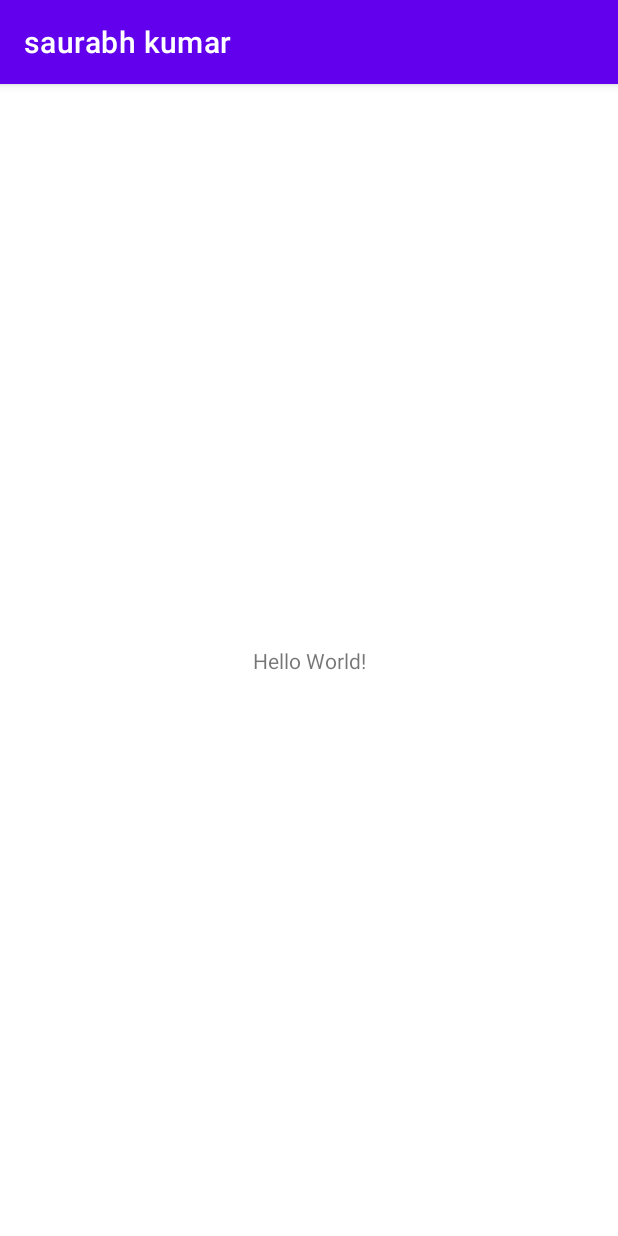
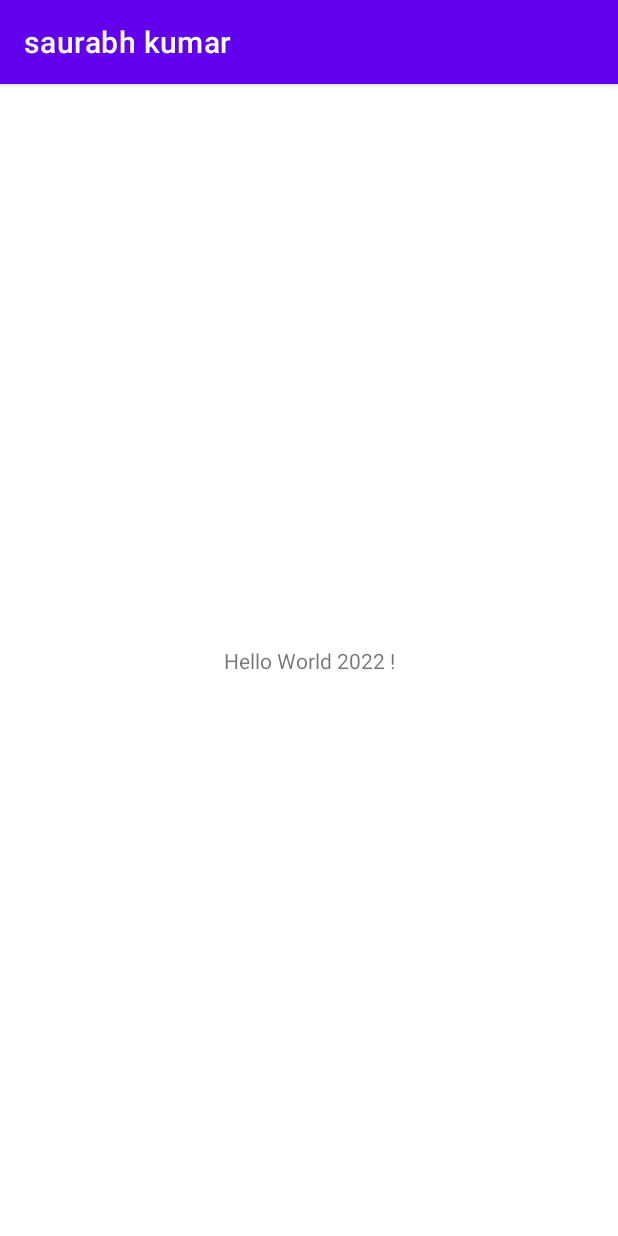
Before and after one commit to SaurabhYdv2003/my_first_lab_project, an Android app: the screen it shows after launch (MainActivity), on a phone screen of 412 x 824 dp. Run offline under Robolectric (Android 15) with nearby library versions, the phone set to English and light mode, and no system bars.

Commit message:
first exp

```diff
--- a/app/src/main/res/layout/activity_main.xml
+++ b/app/src/main/res/layout/activity_main.xml
@@ -9,7 +9,7 @@
     <TextView
         android:layout_width="wrap_content"
         android:layout_height="wrap_content"
-        android:text="Hello World!"
+        android:text="Hello World 2022 !"
         app:layout_constraintBottom_toBottomOf="parent"
         app:layout_constraintLeft_toLeftOf="parent"
         app:layout_constraintRight_toRightOf="parent"
```
